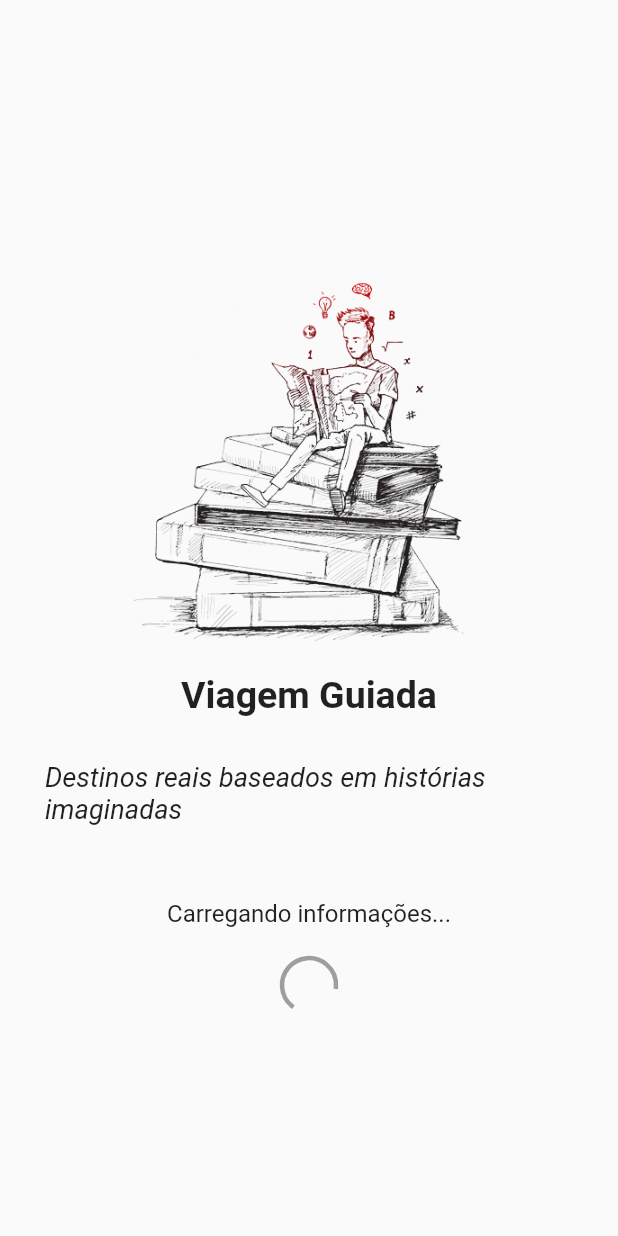
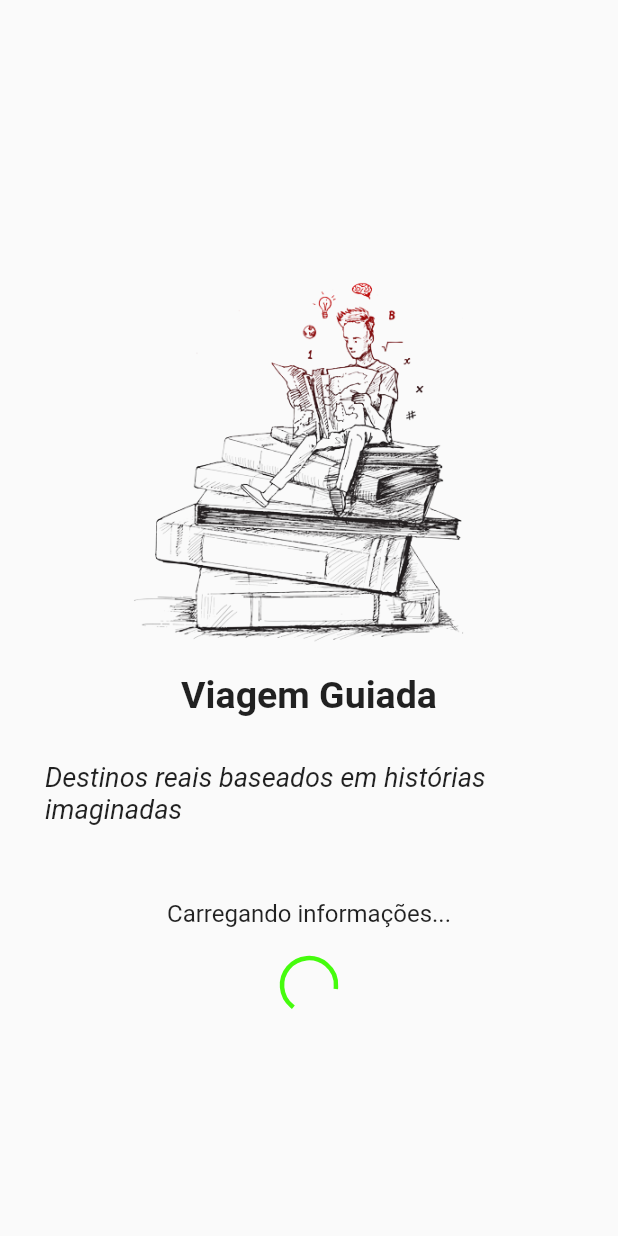
Before and after one commit to jonasaacampos/viagem_guiada, a Flutter app: the first screen one second after launch, on a phone screen of 412 x 824 dp. Run offline on Flutter 3.47's test engine with Material 2 defaults, Android fonts, the light colour scheme and no system bars.

Commit message:
correção rota preloader e home

```diff
--- a/lib/src/pages/home.dart
+++ b/lib/src/pages/home.dart
@@ -1,6 +1,8 @@
 import 'package:flutter/material.dart';
 
 class HomePage extends StatelessWidget {
+  const HomePage({Key key}) : super(key: key);
+
   @override
   Widget build(BuildContext context) {
     return (Scaffold(
--- a/lib/src/pages/preload.dart
+++ b/lib/src/pages/preload.dart
@@ -19,13 +19,12 @@ class _PreLoadPage extends State<PreLoadPage> {
       loading = true;
     });
 
-    bool req = await Provider.of<AppData>(context).requestData();
+    // ignore: use_build_context_synchronously
+    bool req = await Provider.of<AppData>(context, listen: false).requestData();
 
     if (req) {
-      //go to home page
-      print('sucesso!');
-    } else {
-      print('algo deu errado na requisição...');
+      // ignore: use_build_context_synchronously
+      Navigator.pushReplacementNamed(context, '/home');
     }
 
     setState(() {
@@ -33,19 +32,21 @@ class _PreLoadPage extends State<PreLoadPage> {
     });
   }
 
+  @override
   void initState() {
     super.initState();
     requestInfo();
   }
 
-  var appName = 'Viagem Guiada';
-  var appSlogan = 'Destinos reais baseados em histórias imaginadas';
+  static const appName = 'Viagem Guiada';
+  static const appSlogan = 'Destinos reais baseados em histórias imaginadas';
 
   var textStyle = TextStyle(fontSize: 16);
   var textStyleTitle = TextStyle(fontSize: 25, fontWeight: FontWeight.bold);
   var textStyleSlogan = TextStyle(fontSize: 18, fontStyle: FontStyle.italic);
 
-  var animationColorGrey = AlwaysStoppedAnimation<Color>(Colors.grey);
+  var animationColorGrey =
+      AlwaysStoppedAnimation<Color>(Color.fromARGB(255, 69, 252, 13));
 
   @override
   Widget build(BuildContext context) {
--- a/pubspec.yaml
+++ b/pubspec.yaml
@@ -17,8 +17,8 @@ dependencies:
   # The following adds the Cupertino Icons font to your application.
   # Use with the CupertinoIcons class for iOS style icons.
   cupertino_icons: ^1.0.2
-  provider: ^6.0.4
   http: ^0.12.0+4
+  provider: ^4.3.3
 
 
 dev_dependencies:
```
Also changed, not shown: lib/main.dart (+7 -5 lines), lib/src/models/appdata.dart (+11 -6 lines), pubspec.lock, 1 other file.
